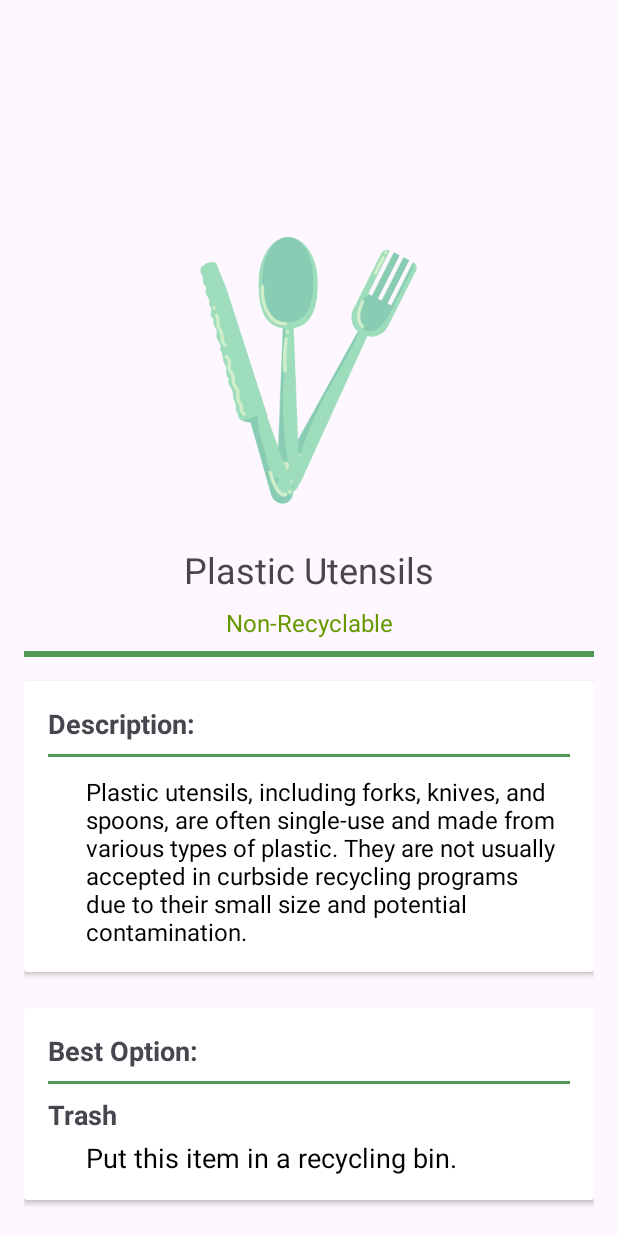
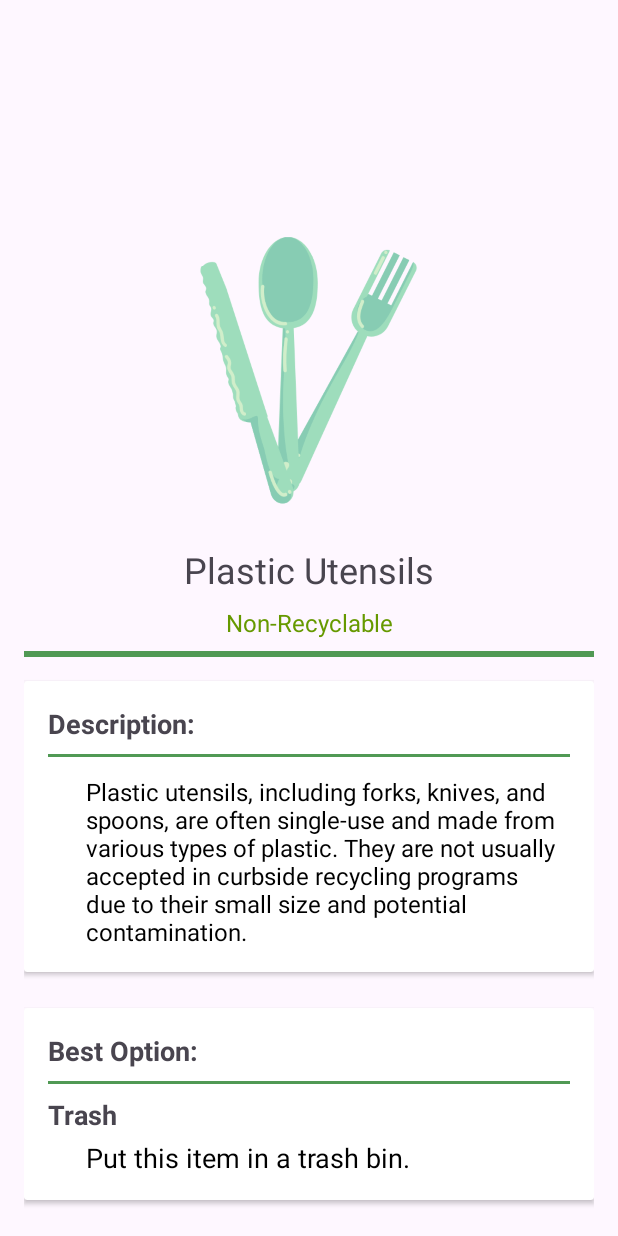
Before and after one commit to R3noir/CTAPDEVL_PROJECT_COM211, an Android app: the PlasticUtensilActivity screen opened directly, with no data from a screen before it, on a phone screen of 412 x 824 dp. Run offline under Robolectric (Android 15) with nearby library versions, the phone set to English and light mode, and no system bars.

Commit message:
Fixed typo

```diff
--- a/app/src/main/res/layout/activity_fragment_plasticutensils.xml
+++ b/app/src/main/res/layout/activity_fragment_plasticutensils.xml
@@ -122,7 +122,7 @@
                 <TextView
                     android:layout_width="match_parent"
                     android:layout_height="wrap_content"
-                    android:text="Put this item in a recycling bin."
+                    android:text="Put this item in a trash bin."
                     android:textSize="18sp"
                     android:paddingTop="4dp"
                     android:textColor="@android:color/black"
```
